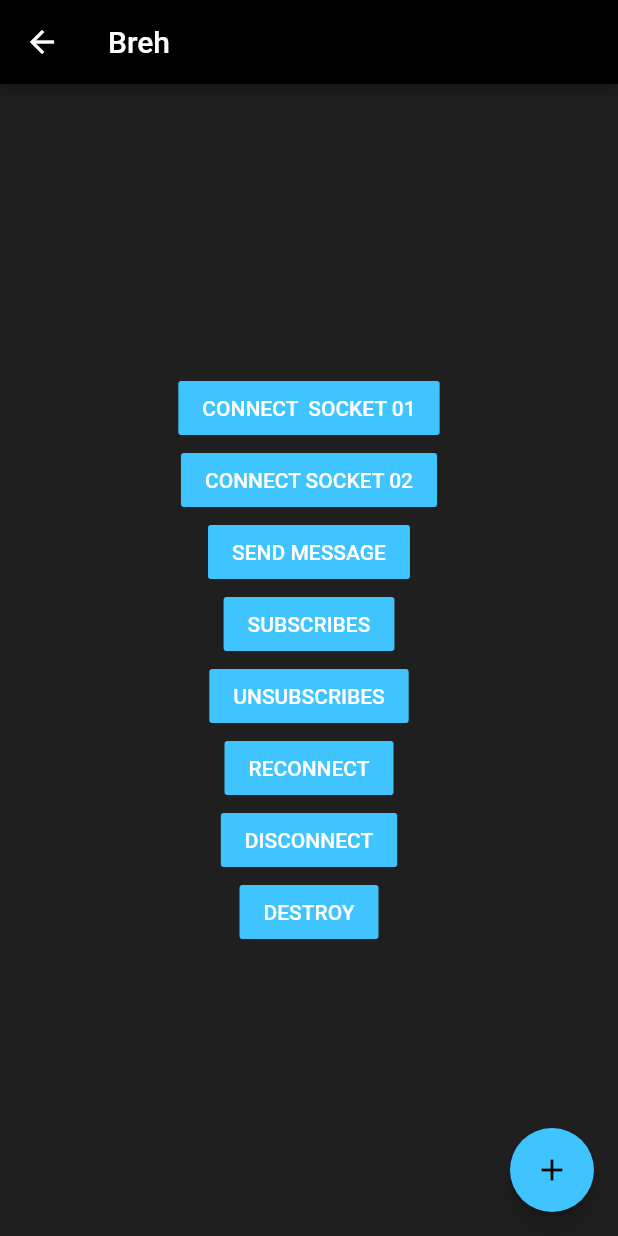
After one commit to Piphi5/Socraticos-App, a Flutter app: the MyHomePage screen opened directly, on a phone screen of 412 x 824 dp. The commit adds this screen. Run offline on Flutter 3.47's test engine with Material 2 defaults, Android fonts, the phone set to English and light mode, and no system bars; our stand-ins replace auto_size_text, cloud_firestore, firebase_auth, google_fonts, google_sign_in, socket_io_client; missing offline and left inert: flutter_socket_io; accounts and stored records are empty; network calls fail; Roboto replaces fonts that are missing (OverpassRegular).

Commit message:
Chatting functionality

```diff
--- a/lib/main.dart
+++ b/lib/main.dart
@@ -2,6 +2,7 @@ import 'package:Socraticos/views/UserProfile.dart';
 import 'package:Socraticos/views/chats.dart';
 import 'package:Socraticos/views/signin.dart';
 import 'package:Socraticos/views/signup.dart';
+import 'package:Socraticos/widgets/chat.dart';
 import 'package:Socraticos/widgets/navbar.dart';
 import 'package:flutter/material.dart';
 
--- /dev/null
+++ b/lib/views/chat2.dart
@@ -0,0 +1,275 @@
+import 'package:flutter/material.dart';
+import 'package:flutter_socket_io/flutter_socket_io.dart';
+import 'package:flutter_socket_io/socket_io_manager.dart';
+
+
+
+
+class MyHomePage extends StatefulWidget {
+
+
+  // This widget is the home page of your application. It is stateful, meaning
+  // that it has a State object (defined below) that contains fields that affect
+  // how it looks.
+
+  // This class is the configuration for the state. It holds the values (in this
+  // case the title) provided by the parent (in this case the App widget) and
+  // used by the build method of the State. Fields in a Widget subclass are
+  // always marked "final".
+
+  final String title ="Breh";
+
+  @override
+  _MyHomePageState createState() => new _MyHomePageState();
+}
+
+class _MyHomePageState extends State<MyHomePage> {
+  int _counter = 0;
+  var mTextMessageController = new TextEditingController();
+  SocketIO socketIO;
+  SocketIO socketIO02;
+
+  @override
+  void initState() {
+    super.initState();
+  }
+
+  _connectSocket01() {
+    //update your domain before using
+    /*socketIO = new SocketIO("http://127.0.0.1:3000", "/chat",
+        query: "userId=21031", socketStatusCallback: _socketStatus);*/
+    socketIO = SocketIOManager().createSocketIO("wss://socraticos.herokuapp.com/chat/", "/join");
+
+    //call init socket before doing anything
+    socketIO.init();
+
+    //subscribe event
+    socketIO.subscribe("socket_info", _onSocketInfo);
+
+    //connect socket
+    socketIO.connect();
+  }
+
+  _connectSocket02() {
+    socketIO02 = SocketIOManager().createSocketIO("wss://socraticos.herokuapp.com/chat/", "/join");
+
+    //call init socket before doing anything
+    socketIO02.init();
+
+    //subscribe event
+    socketIO02.subscribe("socket_info", _onSocketInfo02);
+
+    //connect socket
+    socketIO02.connect();
+  }
+
+  _onSocketInfo(dynamic data) {
+    print("Socket info: " + data);
+  }
+
+  _socketStatus(dynamic data) {
+    print("Socket status: " + data);
+  }
+
+  _onSocketInfo02(dynamic data) {
+    print("Socket 02 info: " + data);
+  }
+
+  _socketStatus02(dynamic data) {
+    print("Socket 02 status: " + data);
+  }
+
+  _subscribes() {
+    if (socketIO != null) {
+      socketIO.subscribe("chat_direct", _onReceiveChatMessage);
+    }
+  }
+
+  _unSubscribes() {
+    if (socketIO != null) {
+      socketIO.unSubscribe("chat_direct", _onReceiveChatMessage);
+    }
+  }
+
+  _reconnectSocket() {
+    if (socketIO == null) {
+      _connectSocket01();
+    } else {
+      socketIO.connect();
+    }
+  }
+
+  _disconnectSocket() {
+    if (socketIO != null) {
+      socketIO.disconnect();
+    }
+  }
+
+  _destroySocket() {
+    if (socketIO != null) {
+      SocketIOManager().destroySocket(socketIO);
+    }
+  }
+
+  void _sendChatMessage(String msg) async {
+    if (socketIO != null) {
+      String jsonData =
+          '{"message": "hi"}';
+      socketIO.sendMessage("chat_direct", jsonData, _onReceiveChatMessage);
+    }
+  }
+
+  void socketInfo(dynamic message) {
+    print("Socket Info: " + message);
+  }
+
+  void _onReceiveChatMessage(dynamic message) {
+    print("Message from UFO: " + message);
+  }
+
+  void _incrementCounter() {
+    setState(() {
+      // This call to setState tells the Flutter framework that something has
+      // changed in this State, which causes it to rerun the build method below
+      // so that the display can reflect the updated values. If we changed(
+      // _counter without calling setState(), then the build method would not be
+      // called again, and so nothing would appear to happen.
+      _counter++;
+    });
+  }
+
+  void _showToast() {
+    _sendChatMessage(mTextMessageController.text);
+  }
+
+  @override
+  Widget build(BuildContext context) {
+    // This method is rerun every time setState is called, for instance as done
+    // by the _incrementCounter method above.
+    //
+    // The Flutter framework has been optimized to make rerunning build methods
+    // fast, so that you can just rebuild anything that needs updating rather
+    // than having to individually change instances of widgets.
+    return new Scaffold(
+      appBar: new AppBar(
+        // Here we take the value from the MyHomePage object that was created by
+        // the App.build method, and use it to set our appbar title.
+        title: new Text(widget.title),
+      ),
+      body: new Center(
+        // Center is a layout widget. It takes a single child and positions it
+        // in the middle of the parent.
+        child: new Column(
+          // Column is also layout widget. It takes a list of children and
+          // arranges them vertically. By default, it sizes itself to fit its
+          // children horizontally, and tries to be as tall as its parent.
+          //
+          // Invoke "debug paint" (press "p" in the console where you ran
+          // "flutter run", or select "Toggle Debug Paint" from the Flutter tool
+          // window in IntelliJ) to see the wireframe for each widget.
+          //
+          // Column has various properties to control how it sizes itself and
+          // how it positions its children. Here we use mainAxisAlignment to
+          // center the children vertically; the main axis here is the vertical
+          // axis because Columns are vertical (the cross axis would be
+          // horizontal).
+          mainAxisAlignment: MainAxisAlignment.center,
+          children: <Widget>[
+            new RaisedButton(
+              child:
+              const Text('CONNECT  SOCKET 01', style: TextStyle(color: Colors.white)),
+              color: Theme.of(context).accentColor,
+              elevation: 0.0,
+              splashColor: Colors.blueGrey,
+              onPressed: () {
+                _connectSocket01();
+//                _sendChatMessage(mTextMessageController.text);
+              },
+            ),
+            new RaisedButton(
+              child:
+              const Text('CONNECT SOCKET 02', style: TextStyle(color: Colors.white)),
+              color: Theme.of(context).accentColor,
+              elevation: 0.0,
+              splashColor: Colors.blueGrey,
+              onPressed: () {
+                _connectSocket02();
+//                _sendChatMessage(mTextMessageController.text);
+              },
+            ),
+            new RaisedButton(
+              child: const Text('SEND MESSAGE', style: TextStyle(color: Colors.white)),
+              color: Theme.of(context).accentColor,
+              elevation: 0.0,
+              splashColor: Colors.blueGrey,
+              onPressed: () {
+                _showToast();
+//                _sendChatMessage(mTextMessageController.text);
+              },
+            ),
+            new RaisedButton(
+              child: const Text('SUBSCRIBES',
+                  style: TextStyle(color: Colors.white)),
+              color: Theme.of(context).accentColor,
+              elevation: 0.0,
+              splashColor: Colors.blueGrey,
+              onPressed: () {
+                _subscribes();
+//                _sendChatMessage(mTextMessageController.text);
+              },
+            ),
+            new RaisedButton(
+              child: const Text('UNSUBSCRIBES',
+                  style: TextStyle(color: Colors.white)),
+              color: Theme.of(context).accentColor,
+              elevation: 0.0,
+              splashColor: Colors.blueGrey,
+              onPressed: () {
+                _unSubscribes();
+//                _sendChatMessage(mTextMessageController.text);
+              },
+            ),
+            new RaisedButton(
+              child: const Text('RECONNECT',
+                  style: TextStyle(color: Colors.white)),
+              color: Theme.of(context).accentColor,
+              elevation: 0.0,
+              splashColor: Colors.blueGrey,
+              onPressed: () {
+                _reconnectSocket();
+//                _sendChatMessage(mTextMessageController.text);
+              },
+            ),
+            new RaisedButton(
+              child: const Text('DISCONNECT',
+                  style: TextStyle(color: Colors.white)),
+              color: Theme.of(context).accentColor,
+              elevation: 0.0,
+              splashColor: Colors.blueGrey,
+              onPressed: () {
+                _disconnectSocket();
+//                _sendChatMessage(mTextMessageController.text);
+              },
+            ),
+            new RaisedButton(
+              child:
+              const Text('DESTROY', style: TextStyle(color: Colors.white)),
+              color: Theme.of(context).accentColor,
+              elevation: 0.0,
+              splashColor: Colors.blueGrey,
+              onPressed: () {
+                _destroySocket();
+//                _sendChatMessage(mTextMessageController.text);
+              },
+            ),
+          ],
+        ),
+      ),
+      floatingActionButton: new FloatingActionButton(
+        onPressed: _incrementCounter,
+        tooltip: 'Increment',
+        child: new Icon(Icons.add),
+      ), // This trailing comma makes auto-formatting nicer for build methods.
+    );
+  }
+}
--- a/lib/views/signin.dart
+++ b/lib/views/signin.dart
@@ -1,7 +1,10 @@
 import 'dart:convert';
 
 import 'package:Socraticos/backend/session.dart';
+import 'package:Socraticos/views/chat2.dart';
+import 'package:Socraticos/views/chatPage.dart';
 import 'package:Socraticos/views/signup.dart';
+import 'package:Socraticos/widgets/chat.dart';
 import 'package:Socraticos/widgets/navbar.dart';
 import 'package:Socraticos/widgets/widgets.dart';
 import 'package:firebase_auth/firebase_auth.dart';
--- a/pubspec.yaml
+++ b/pubspec.yaml
@@ -35,6 +35,10 @@ dependencies:
   cloud_firestore: ^0.13.6
   web_socket_channel: ^1.1.0
   auto_size_text: ^2.1.0
+  adhara_socket_io: ^0.4.2+1
+  eventify: ^0.1.4
+  socket_io_client: ^0.9.10
+  flutter_socket_io: ^0.6.0
 
 dev_dependencies:
   flutter_test:
```
Also changed, not shown: lib/backend/session.dart (+16 -3 lines), lib/views/chatPage.dart (added, +272 -0 lines), lib/views/chats.dart (+12 -4 lines), lib/widgets/chat.dart (+89 -51 lines), pubspec.lock.
